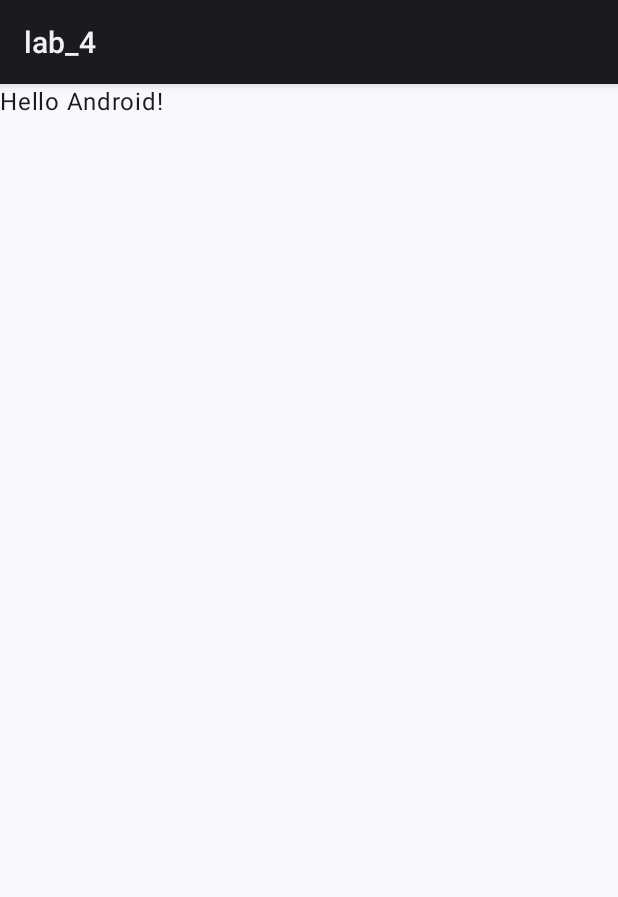
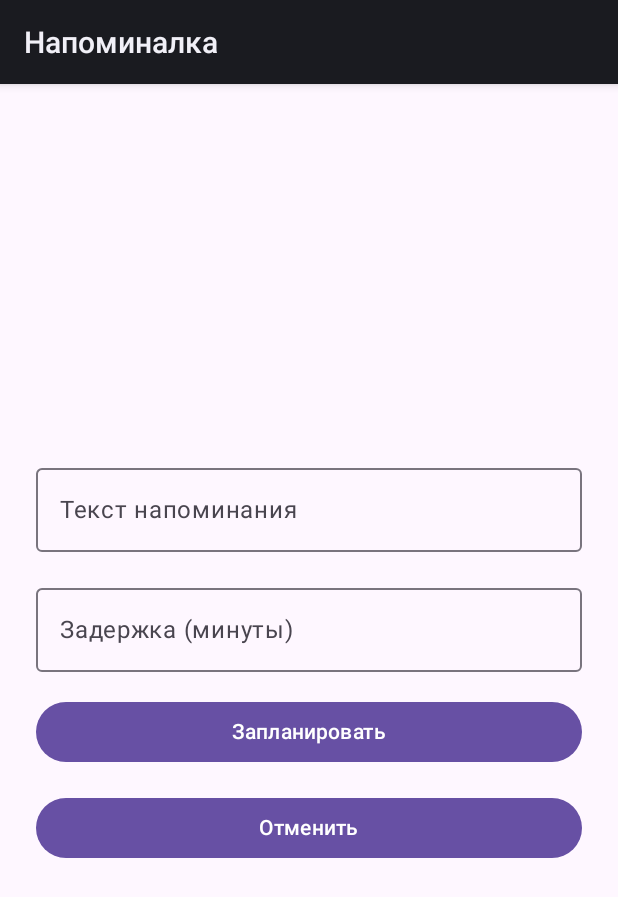
Before and after one commit to DJkeee/android_lab_4, an Android app built with Jetpack Compose: the screen it shows after launch (MainActivity), on a phone screen of 412 x 824 dp. Shown: the top 897 px of the screen. Run offline under Robolectric (Android 15) with nearby library versions, the phone set to English and light mode, and no system bars.

Commit message:
finally solution

```diff
--- a/app/src/main/java/com/example/lab_4/MainActivity.kt
+++ b/app/src/main/java/com/example/lab_4/MainActivity.kt
@@ -3,45 +3,84 @@ package com.example.lab_4
 import android.os.Bundle
 import androidx.activity.ComponentActivity
 import androidx.activity.compose.setContent
-import androidx.activity.enableEdgeToEdge
-import androidx.compose.foundation.layout.fillMaxSize
-import androidx.compose.foundation.layout.padding
-import androidx.compose.material3.Scaffold
-import androidx.compose.material3.Text
-import androidx.compose.runtime.Composable
+import androidx.activity.viewModels
+import androidx.compose.foundation.layout.*
+import androidx.compose.foundation.text.KeyboardOptions
+import androidx.compose.material3.*
+import androidx.compose.runtime.*
 import androidx.compose.ui.Modifier
-import androidx.compose.ui.tooling.preview.Preview
-import com.example.lab_4.ui.theme.Lab_4Theme
+import androidx.compose.ui.text.input.KeyboardType
+import androidx.compose.ui.unit.dp
 
 class MainActivity : ComponentActivity() {
+    private val viewModel: ReminderViewModel by viewModels()
+
     override fun onCreate(savedInstanceState: Bundle?) {
         super.onCreate(savedInstanceState)
-        enableEdgeToEdge()
         setContent {
-            Lab_4Theme {
-                Scaffold(modifier = Modifier.fillMaxSize()) { innerPadding ->
-                    Greeting(
-                        name = "Android",
-                        modifier = Modifier.padding(innerPadding)
-                    )
+            MaterialTheme {
+                Surface(modifier = Modifier.fillMaxSize()) {
+                    ReminderScreen(viewModel)
                 }
             }
         }
     }
 }
 
+@OptIn(ExperimentalMaterial3Api::class)
 @Composable
-fun Greeting(name: String, modifier: Modifier = Modifier) {
-    Text(
-        text = "Hello $name!",
-        modifier = modifier
-    )
-}
+fun ReminderScreen(viewModel: ReminderViewModel) {
+    val text by viewModel.text.collectAsState()
+    val minutes by viewModel.minutes.collectAsState()
+    val status by viewModel.status.collectAsState()
 
-@Preview(showBackground = true)
-@Composable
-fun GreetingPreview() {
-    Lab_4Theme {
-        Greeting("Android")
+    Column(
+        modifier = Modifier
+            .fillMaxSize()
+            .padding(24.dp),
+        verticalArrangement = Arrangement.spacedBy(16.dp)
+    ) {
+        Spacer(modifier = Modifier.weight(1f))
+
+        OutlinedTextField(
+            value = text,
+            onValueChange = { viewModel.updateText(it) },
+            label = { Text("Текст напоминания") },
+            modifier = Modifier.fillMaxWidth(),
+            singleLine = true
+        )
+
+        OutlinedTextField(
+            value = minutes,
+            onValueChange = { viewModel.updateMinutes(it) },
+            label = { Text("Задержка (минуты)") },
+            keyboardOptions = KeyboardOptions(keyboardType = KeyboardType.Number),
+            singleLine = true,
+            modifier = Modifier.fillMaxWidth()
+        )
+
+        Button(
+            onClick = { viewModel.scheduleReminder() },
+            modifier = Modifier.fillMaxWidth()
+        ) {
+            Text("Запланировать")
+        }
+
+        Button(
+            onClick = { viewModel.cancelReminder() },
+            modifier = Modifier.fillMaxWidth()
+        ) {
+            Text("Отменить")
+        }
+
+        if (status.isNotEmpty()) {
+            Text(
+                text = status,
+                style = MaterialTheme.typography.bodyMedium,
+                modifier = Modifier.padding(top = 8.dp)
+            )
+        }
+
+        Spacer(modifier = Modifier.weight(1f))
     }
 }
--- /dev/null
+++ b/app/src/main/java/com/example/lab_4/NotificationHelper.kt
@@ -0,0 +1,43 @@
+package com.example.lab_4
+
+import android.app.NotificationChannel
+import android.app.NotificationManager
+import android.content.Context
+import androidx.core.app.NotificationCompat
+
+class NotificationHelper(private val context: Context) {
+    private val notificationManager =
+        context.getSystemService(Context.NOTIFICATION_SERVICE) as NotificationManager
+
+    fun createNotificationChannel() {
+
+        if (notificationManager.getNotificationChannel(CHANNEL_ID) != null) {
+            return
+        }
+
+        val channel = NotificationChannel(
+            CHANNEL_ID,
+            "Напоминания",
+            NotificationManager.IMPORTANCE_HIGH
+        ).apply {
+            description = "Канал для напоминаний по будильнику"
+        }
+        notificationManager.createNotificationChannel(channel)
+    }
+
+    fun showNotification(text: String) {
+        val notification = NotificationCompat.Builder(context, CHANNEL_ID)
+            .setSmallIcon(android.R.drawable.ic_dialog_info)
+            .setContentTitle("Напоминание")
+            .setContentText(text)
+            .setPriority(NotificationCompat.PRIORITY_HIGH)
+            .setAutoCancel(true)
+            .build()
+        notificationManager.notify(NOTIFICATION_ID, notification)
+    }
+
+    companion object {
+        private const val CHANNEL_ID = "reminder"
+        private const val NOTIFICATION_ID = 1
+    }
+}
--- /dev/null
+++ b/app/src/main/java/com/example/lab_4/ReminderViewModel.kt
@@ -0,0 +1,57 @@
+package com.example.lab_4
+
+import android.app.Application
+import androidx.lifecycle.AndroidViewModel
+import kotlinx.coroutines.flow.MutableStateFlow
+import kotlinx.coroutines.flow.asStateFlow
+import android.os.Build
+
+class ReminderViewModel(application: Application) : AndroidViewModel(application) {
+    private val alarmHelper = AlarmHelper(application)
+    private val notificationHelper = NotificationHelper(application)
+
+    private val _text = MutableStateFlow("")
+    val text = _text.asStateFlow()
+
+    private val _minutes = MutableStateFlow("")
+    val minutes = _minutes.asStateFlow()
+
+    private val _status = MutableStateFlow("")
+    val status = _status.asStateFlow()
+
+    init {
+        notificationHelper.createNotificationChannel()
+    }
+
+    fun scheduleReminder() {
+        val reminderText = _text.value.trim()
+        val delayMinutes = _minutes.value.trim().toIntOrNull()
+
+        if (delayMinutes == null || reminderText.isBlank()) {
+            _status.value = "❌ Заполните поля корректно"
+            return
+        }
+
+        if (Build.VERSION.SDK_INT >= Build.VERSION_CODES.S && !alarmHelper.canScheduleExactAlarms()) {
+            _status.value = "⚠️ Требуется разрешение на будильник"
+            alarmHelper.openAlarmSettings()
+            return
+        }
+
+        alarmHelper.scheduleReminder(reminderText, delayMinutes)
+        _status.value = "✅ Напоминание через $delayMinutes мин"
+    }
+
+    fun cancelReminder() {
+        alarmHelper.cancelReminder()
+        _status.value = "Напоминание отменено"
+    }
+
+    fun updateText(newText: String) {
+        _text.value = newText
+    }
+
+    fun updateMinutes(newMinutes: String) {
+        _minutes.value = newMinutes.filter { it.isDigit() }
+    }
+}
--- a/app/src/main/res/values/strings.xml
+++ b/app/src/main/res/values/strings.xml
@@ -1,3 +1,3 @@
 <resources>
-    <string name="app_name">lab_4</string>
+    <string name="app_name">Напоминалка</string>
 </resources>
```
Also changed, not shown: app/src/main/AndroidManifest.xml (+25 -8 lines), app/src/main/java/com/example/lab_4/AlarmHelper.kt (added, +57 -0 lines), app/src/main/java/com/example/lab_4/AlarmReciever.kt (added, +20 -0 lines).
